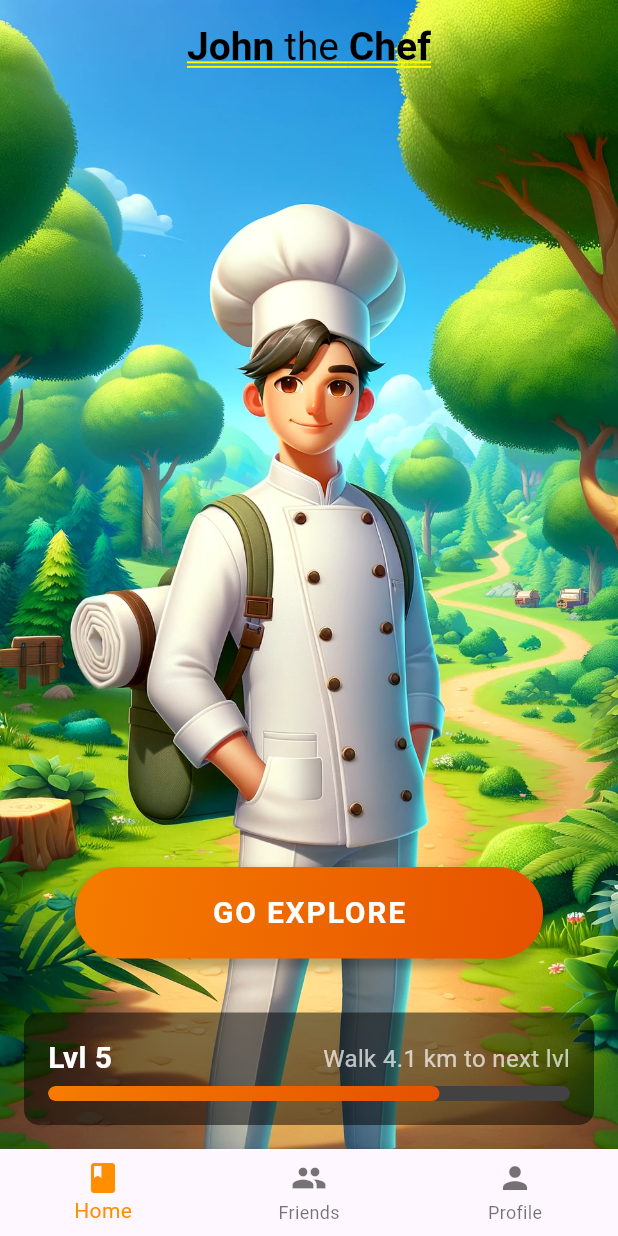
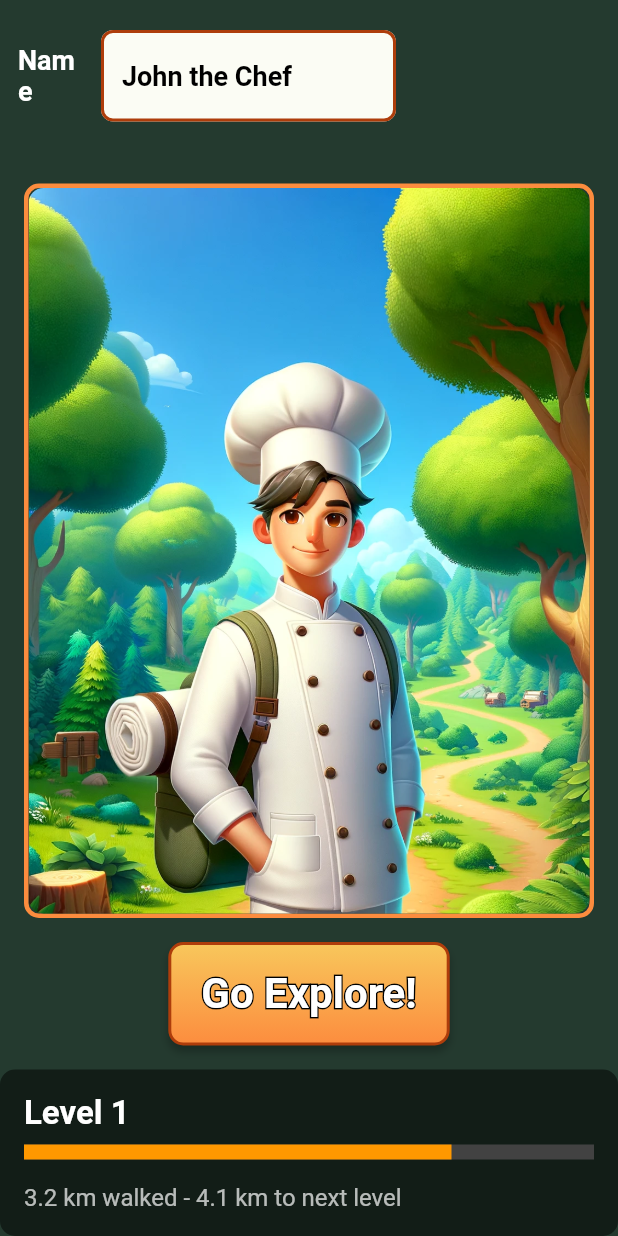
Before and after one commit to HealthyMindTech/walkie-talkie, a Flutter app: the HomePage screen opened by its route, on a phone screen of 412 x 824 dp. Run offline on Flutter 3.47's test engine with Material 2 defaults, Android fonts, the phone set to English and light mode, and no system bars; drawn by our look-alikes of stroke_text; our stand-ins replace flutter_map, geolocator, google_fonts, just_audio, latlong2, supabase_flutter and 2 more; accounts and stored records are empty; network calls fail.

Commit message:
new cover

```diff
--- a/flutter/lib/main.dart
+++ b/flutter/lib/main.dart
@@ -2,6 +2,7 @@ import 'package:flutter/material.dart';
 import 'package:supabase_flutter/supabase_flutter.dart';
 import 'package:url_strategy/url_strategy.dart';
 import 'package:logging/logging.dart';
+import 'package:google_fonts/google_fonts.dart';
 
 import 'config.dart';
 import 'screens/explore_page.dart';
@@ -9,6 +10,7 @@ import 'screens/profile_screen.dart';
 import 'screens/login_screen.dart';
 import 'screens/home_page.dart';
 import 'screens/social_page.dart';
+
 
 final log = Logger('main');
 
@@ -45,6 +47,9 @@ class MyApp extends StatelessWidget {
       theme: ThemeData(
         colorScheme: ColorScheme.fromSeed(seedColor: Colors.deepPurple),
         useMaterial3: true,
+        textTheme: GoogleFonts.carterOneTextTheme(
+           Theme.of(context).textTheme,
+      ),
       ),
       builder: (context, child) {
         return LayoutBuilder(
--- a/flutter/lib/screens/explore_page.dart
+++ b/flutter/lib/screens/explore_page.dart
@@ -196,12 +196,15 @@ class _ExplorePageState extends State<ExplorePage> {
                                         children: [
                                           // Character icon
                                           const Icon(
-                                            Icons.person,
+                                            Icons.arrow_back,
                                             color: Colors.white,
                                           ),
                                         ],
                                         onPressed:
-                                            () {}, // Replace with your button press action
+                                            () {
+                                              audioPlayerKey.currentState?.audioPlayer.stop();
+                                              Navigator.pop(context);
+                                            }
                                       ),
                                       RichText(
                                         textAlign: TextAlign.center,
@@ -422,6 +425,7 @@ class _ExplorePageState extends State<ExplorePage> {
     _webSocketChannel?.sink.close();
     timer?.cancel();
     Wakelock.disable();
+    audioPlayerKey.currentState?.audioPlayer.stop();
     super.dispose();
   }
 }
--- a/flutter/lib/screens/home_page.dart
+++ b/flutter/lib/screens/home_page.dart
@@ -1,120 +1,114 @@
 import 'package:flutter/material.dart';
-import '../widgets/bottom_navigation.dart';
+import '../widgets/custom_button.dart';
+import 'package:stroke_text/stroke_text.dart';
 
-class HomePage extends StatelessWidget {
-  const HomePage({super.key});
+class HomePage extends StatefulWidget {
+  const HomePage({Key? key}) : super(key: key);
 
+  @override
+  _HomePageState createState() => _HomePageState();
+}
+
+class _HomePageState extends State<HomePage> {
+  final TextEditingController _nameController =
+      TextEditingController(text: 'John the Chef');
+  final TextEditingController _classController = TextEditingController();
+  final TextEditingController _descriptionController = TextEditingController();
+
+  @override
+  void dispose() {
+    // Always remember to dispose of the controllers when the widget is removed from the widget tree.
+    _nameController.dispose();
+    _classController.dispose();
+    _descriptionController.dispose();
+    super.dispose();
+  }
+
+  // Corrected code inside the build method of _HomePageState
   @override
   Widget build(BuildContext context) {
     return Scaffold(
+      backgroundColor:
+          const Color.fromRGBO(36, 58, 47, 1), // Dark green background
       body: SafeArea(
-        child: Stack(
+        child: Column(
           children: [
-            const CharacterWidget(), // Full background character image
-            Column(
-              crossAxisAlignment: CrossAxisAlignment
-                  .stretch, // Stretch the column across the screen width
+            Expanded(
+              flex: 1,
+              // This should wrap the ListView
+              child: Container(
+                  padding: EdgeInsets.fromLTRB(12, 12, 148, 16),
+                  child: ListView(
                     children: [
-                const SizedBox(height: 16), // Add some spacing at the top
-                FittedBox(
-                  // Ensures the text fits within the available space
-                  fit: BoxFit.scaleDown,
-                  child: RichText(
-                    textAlign: TextAlign.center,
-                    text: TextSpan(
-                      style: DefaultTextStyle.of(context).style,
-                      children: <TextSpan>[
-                        TextSpan(
-                          text: 'John ',
-                          style: TextStyle(
-                            fontSize: 26.0,
-                            fontWeight: FontWeight.bold,
-                            color: Colors.black,
-                          ),
-                        ),
-                        TextSpan(
-                          text: 'the ',
-                          style: TextStyle(
-                            fontSize: 26.0,
-                            fontWeight: FontWeight.normal,
-                            color: Colors.black,
-                          ),
-                        ),
-                        TextSpan(
-                          text: 'Chef',
-                          style: TextStyle(
-                            fontSize: 26.0,
-                            fontWeight: FontWeight.bold,
-                            color: Colors.black,
-                          ),
+                      CustomInput(
+                        controller: _nameController,
+                        label: 'Name',
+                        keyboardType: TextInputType.text,
+                        textInputAction: TextInputAction.done,
+                        onFieldSubmitted: (value) {
+                          // Handle the input submission if needed
+                        },
                       ),
                     ],
+                  )),
+            ),
+            Expanded(
+              flex: 4, // Adjust the flex factor as needed
+              child: Container(
+                margin: const EdgeInsets.symmetric(
+                    horizontal: 16), // Horizontal margin
+                decoration: BoxDecoration(
+                  border: Border.all(
+                    color: Color(0xFFfc8c3e),
+                    width: 3,
+                  ),
+                  borderRadius: BorderRadius.circular(
+                      10), // Rounded corners for the container
+                ),
+                child: ClipRRect(
+                  borderRadius: BorderRadius.circular(
+                      10), // Apply the same rounded corners to the clipper
+                  child: Image.asset(
+                    'assets/character.png',
+                    width: MediaQuery.of(context)
+                        .size
+                        .width, // Force the image to take full width of the screen
+                    fit: BoxFit
+                        .fitWidth, // Fit the width of the image to the container
+                    alignment: Alignment
+                        .topCenter, // Align the image to the top of the container
                   ),
                 ),
               ),
-                const Spacer(), // Pushes all children towards the ends
-                const GoExploreButton(), // 'Go Explore!' button
-                const StatsWidget(), // Stats widget
+            ),
+            SizedBox(height: 16),
+            Container(
+              // Center aligned
+              alignment: Alignment.center,
+              child: CustomButton(
+                children: [
+                  Padding(
+                    padding: const EdgeInsets.symmetric(
+                        vertical: 8.0, horizontal: 10.0),
+                    child: StrokeText(
+                      text: "Go Explore!",
+                      textStyle: TextStyle(
+                        fontSize: 28,
+                        color: Colors.white,
+                        fontWeight: FontWeight.bold,
+                      ),
+                      // strokeColor: Colors.black,
+                      strokeWidth: 2,
+                    ),
+                  )
                 ],
-            ),
-          ],
+                onPressed: () {
+                  // Navigate to the explore page
+                },
               ),
             ),
-      bottomNavigationBar: const BottomNavigation(),
-    );
-  }
-}
-
-class CharacterStatsWidget extends StatelessWidget {
-  const CharacterStatsWidget({super.key});
-
-  @override
-  Widget build(BuildContext context) {
-    return Column(
-      mainAxisSize: MainAxisSize.min, // Use min to wrap content in the column
-      children: [
-        // Wrap StatsWidget with a container that has a semi-transparent background
+            SizedBox(height: 16),
             Container(
-          padding: const EdgeInsets.all(8.0),
-          decoration: BoxDecoration(
-            color: Colors.black.withOpacity(0.5), // Semi-transparent black
-            borderRadius: BorderRadius.circular(10), // Rounded corners
-          ),
-          child: const StatsWidget(),
-        ),
-      ],
-    );
-  }
-}
-
-class CharacterWidget extends StatelessWidget {
-  const CharacterWidget({super.key});
-
-  @override
-  Widget build(BuildContext context) {
-    // This widget now acts as a full background
-    return Positioned.fill(
-      child: Image.asset(
-        'assets/character.png',
-        fit: BoxFit.cover,
-      ),
-    );
-  }
-}
-class StatsWidget extends StatelessWidget {
-  const StatsWidget({super.key});
-
-  @override
-  Widget build(BuildContext context) {
-    // Mock level and experience percentage
-    const int level = 5;
-    const double experience = 0.75; // 75% towards the next level
-    const int xpNeeded = 100; // Mock value for XP needed for the next level
-    final double xpRemaining = 4.1; // Calculate remaining XP
-
-    return Padding(
-      padding: const EdgeInsets.all(16.0),
-      child: Container(
               padding: const EdgeInsets.all(16.0),
               decoration: BoxDecoration(
                 color: Colors.black.withOpacity(0.5),
@@ -123,54 +117,29 @@ class StatsWidget extends StatelessWidget {
               child: Column(
                 crossAxisAlignment: CrossAxisAlignment.start,
                 children: [
-            // Level and XP remaining row
-            Row(
-              mainAxisAlignment: MainAxisAlignment.spaceBetween,
-              children: [
                   Text(
-                  'Lvl $level', // Level display
-                  style: const TextStyle(
+                    'Level 1',
+                    style: TextStyle(
                       color: Colors.white,
+                      fontSize: 22,
                       fontWeight: FontWeight.bold,
-                    fontSize: 20,
                     ),
                   ),
+                  SizedBox(height: 8),
+                  LinearProgressIndicator(
+                    value: 0.75, // Mock progress value
+                    backgroundColor: Colors.grey[800],
+                    valueColor: AlwaysStoppedAnimation<Color>(
+                      Colors.orange, // Orange progress bar
+                    ),
+                    minHeight: 10,
+                  ),
+                  SizedBox(height: 16),
                   Text(
-                  'Walk $xpRemaining km to next lvl', // XP remaining for next level
-                  style: const TextStyle(
+                    '3.2 km walked - 4.1 km to next level',
+                    style: TextStyle(
                       color: Colors.white70,
                       fontSize: 16,
-                  ),
-                ),
-              ],
-            ),
-            const SizedBox(height: 4), // Spacing between text and bar
-            ClipRRect(
-              borderRadius: BorderRadius.circular(10), // Fully rounded corners
-              child: Stack(
-                children: [
-                  Container(
-                    height: 10,
-                    decoration: BoxDecoration(
-                      color: Colors.grey[800], // Background color of the bar
-                      borderRadius: BorderRadius.circular(10),
-                    ),
-                  ),
-                  FractionallySizedBox(
-                    widthFactor: experience, // Fraction of the bar filled with experience
-                    child: Container(
-                      height: 10,
-                      decoration: BoxDecoration(
-                        gradient: LinearGradient(
-                          begin: Alignment.centerLeft,
-                          end: Alignment.centerRight,
-                          colors: [
-                            Colors.orange[700]!, // Start color of the gradient
-                            Colors.orange[900]!, // End color of the gradient
-                          ],
-                        ),
-                        borderRadius: BorderRadius.circular(10),
-                      ),
                     ),
                   ),
                 ],
@@ -183,113 +152,81 @@ class StatsWidget extends StatelessWidget {
   }
 }
 
-class StatItem extends StatelessWidget {
-  final IconData icon;
-  final String value;
-  final String maxValue;
-  final Color color;
+class CustomInput extends StatelessWidget {
+  final TextEditingController controller;
+  final String label;
+  final TextInputType? keyboardType;
+  final TextInputAction? textInputAction;
+  final Function(String)? onFieldSubmitted;
 
-  const StatItem({
+  const CustomInput({
     Key? key,
-    required this.icon,
-    required this.value,
-    required this.maxValue,
-    required this.color,
+    required this.controller,
+    required this.label,
+    this.keyboardType,
+    this.textInputAction,
+    this.onFieldSubmitted,
   }) : super(key: key);
 
   @override
   Widget build(BuildContext context) {
-    return Column(
+    return Padding(
+      padding: const EdgeInsets.symmetric(vertical: 8.0), // Vertical padding
+      child: Row(
         children: [
-        Icon(icon, size: 24, color: color),
-        const SizedBox(height: 4),
-        Text(
-          value,
-          style: TextStyle(
-            color: color,
+          Expanded(
+            flex:
+                1, // Adjust the ratio of label width to text field width as needed
+            child: Text(
+              label,
+              style: const TextStyle(
+                color: Colors.white, // Label color
                 fontWeight: FontWeight.bold,
+                fontSize: 18,
               ),
             ),
-        const SizedBox(height: 4),
-        Stack(
-          children: [
-            Container(
-              width: 50,
-              height: 8,
-              decoration: BoxDecoration(
-                color: color.withOpacity(0.2),
-                borderRadius: BorderRadius.circular(4),
           ),
+          SizedBox(width: 16), // Space between label and text field
+          Expanded(
+            flex: 5, // Increase the flex of text field to give it more space
+            child: TextFormField(
+              controller: controller,
+              keyboardType: keyboardType,
+              textInputAction: textInputAction,
+              onFieldSubmitted: onFieldSubmitted,
+              style: const TextStyle(
+                color: Colors.black, // Text color
+                fontWeight: FontWeight.bold,
+                fontSize: 18,
               ),
-            Container(
-              width: 50 * (int.parse(value) / int.parse(maxValue)),
-              height: 8,
-              decoration: BoxDecoration(
-                color: color,
-                borderRadius: BorderRadius.circular(4),
+              decoration: InputDecoration(
+                contentPadding: const EdgeInsets.symmetric(
+                    vertical: 20.0,
+                    horizontal: 10), // Vertical padding inside the text field
+                filled: true,
+                fillColor: const Color(0xFFfbfcf4), // Field fill color
+                enabledBorder: OutlineInputBorder(
+                  borderSide: BorderSide(
+                    color: Color(0xFFae3d0b), // Border color
+                    width: 2,
+                  ),
+                  borderRadius:
+                      BorderRadius.circular(8.0), // Field border radius
+                ),
+                focusedBorder: OutlineInputBorder(
+                  borderSide: BorderSide(
+                    color: Color(0xFFae3d0b), // Focused border color
+                    width: 2.0,
+                  ),
+                  borderRadius: BorderRadius.circular(8.0),
+                ),
+                counterText: "", // Hide character count
+              ),
+              maxLength: 20, // Limit characters to 20
             ),
           ),
         ],
       ),
-      ],
     );
   }
 }
-
-class GoExploreButton extends StatelessWidget {
-  const GoExploreButton({super.key});
-
-  @override
-  Widget build(BuildContext context) {
-    return Padding(
-      padding: const EdgeInsets.symmetric(
-          horizontal: 50.0, vertical: 20.0), // Add margin around the button
-      child: Container(
-        decoration: BoxDecoration(
-          boxShadow: [
-            BoxShadow(
-              color: Colors.black.withOpacity(0.25),
-              spreadRadius: 2,
-              blurRadius: 4,
-              offset: const Offset(0, 4), // changes position of shadow
-            ),
-          ],
-          gradient: LinearGradient(
-            begin: Alignment.topLeft,
-            end: Alignment.bottomRight,
-            colors: [
-              Colors.orange[700]!, // Top-left color
-              Colors.orange[900]!, // Bottom-right color
-            ],
-          ),
-          borderRadius: BorderRadius.circular(30), // Rounded corners
-        ),
-        child: ElevatedButton(
-          onPressed: () {
-            // Action when button is pressed
-            Navigator.pushNamed(context, '/explore');
-          },
-          style: ElevatedButton.styleFrom(
-            foregroundColor: Colors.white,
-            backgroundColor: Colors.transparent, // Text color
-            shadowColor: Colors.transparent, // Remove shadow from button itself
-            padding:
-                const EdgeInsets.symmetric(horizontal: 32.0, vertical: 16.0),
-            shape: RoundedRectangleBorder(
-              borderRadius: BorderRadius.circular(30),
-            ),
-            elevation: 0,
-          ),
-          child: const Text(
-            'GO EXPLORE',
-            style: TextStyle(
-              fontSize: 20,
-              fontWeight: FontWeight.bold,
-              letterSpacing: 1.2,
-            ),
-          ),
-        ),
-      ),
-    );
-  }
-}
--- a/flutter/pubspec.yaml
+++ b/flutter/pubspec.yaml
@@ -49,6 +49,7 @@ dependencies:
   just_audio: ^0.9.35
   google_fonts: ^6.1.0
   wakelock: ^0.6.2
+  stroke_text: ^0.0.2
 
 dev_dependencies:
   flutter_test:
```
Also changed, not shown: flutter/pubspec.lock. Lines whose indentation alone changed are shown as unchanged.
